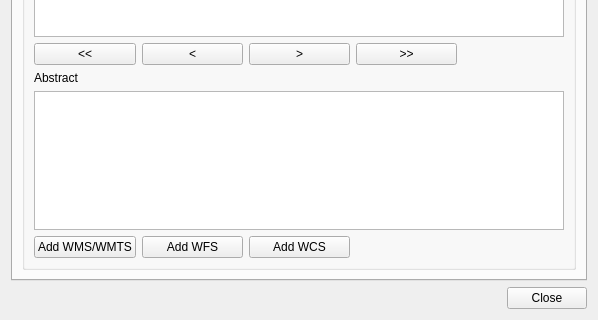
nextgis/qgis_cswclient, file plugin/MetaSearch/ui/maindialog.ui: the form before one commit; both pictures show x 0 to 598 and y 330 to 650 of the 598 by 650 pixel window.
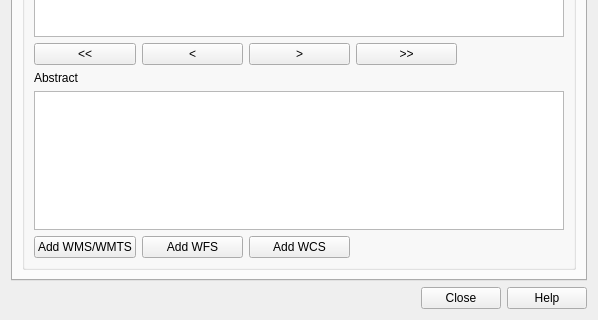
The form after the commit.

Commit message: add help button (#33)

```diff
--- a/plugin/MetaSearch/ui/maindialog.ui
+++ b/plugin/MetaSearch/ui/maindialog.ui
@@ -394,7 +394,7 @@
       <enum>Qt::Horizontal</enum>
      </property>
      <property name="standardButtons">
-      <set>QDialogButtonBox::Close</set>
+      <set>QDialogButtonBox::Close|QDialogButtonBox::Help</set>
      </property>
     </widget>
    </item>
```
The commit also changes 1 other file.
